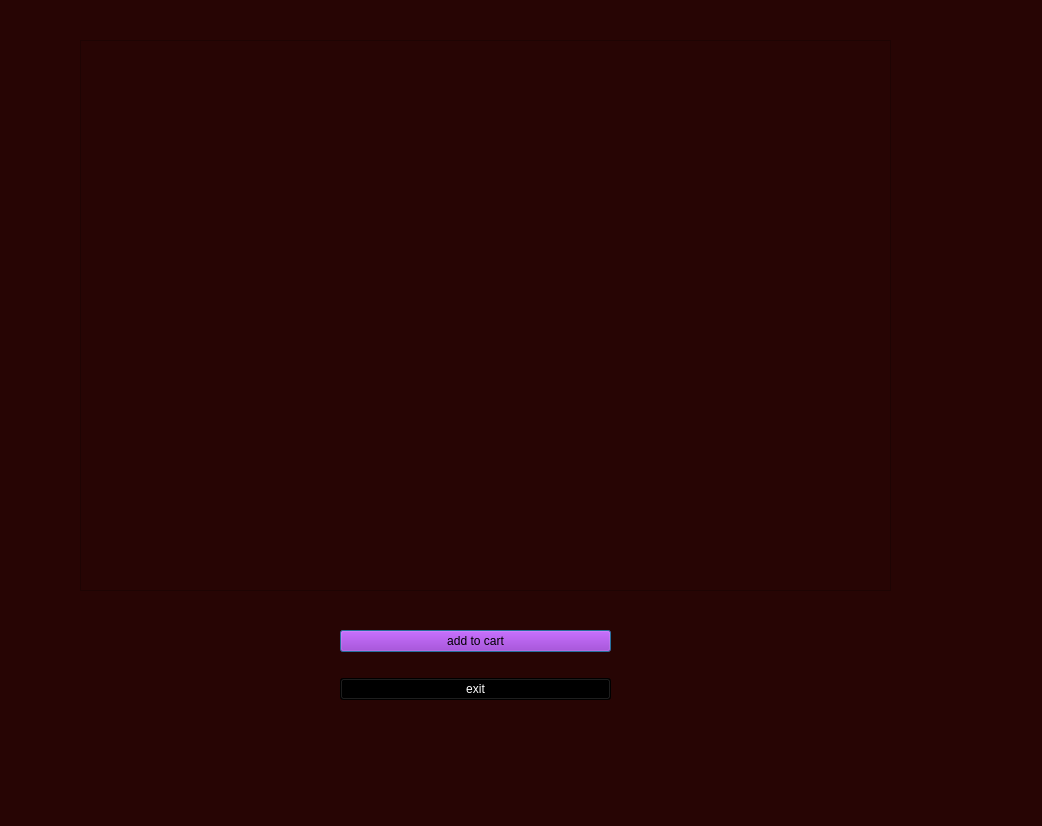
Above: front/Showproduct.ui from AmirRezaZahedi/A-Simple-Store before the change. Below: the same form after it.
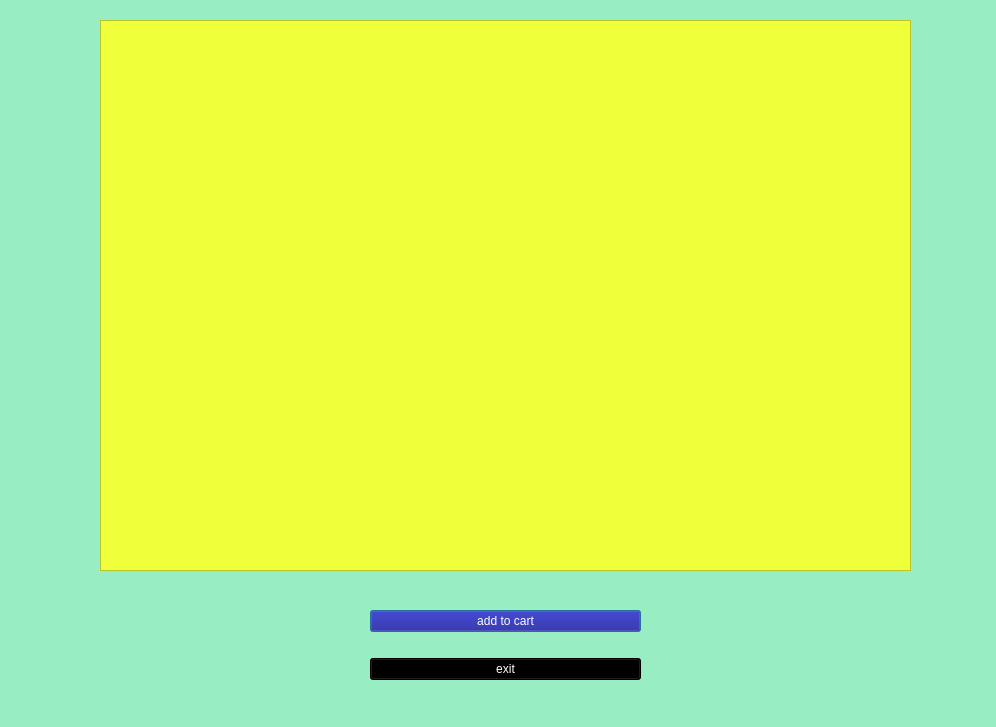
That is the form after the change.

```diff
--- a/front/Showproduct.ui
+++ b/front/Showproduct.ui
@@ -6,25 +6,28 @@
    <rect>
     <x>0</x>
     <y>0</y>
-    <width>1042</width>
-    <height>826</height>
+    <width>996</width>
+    <height>727</height>
    </rect>
   </property>
   <property name="windowTitle">
    <string>Dialog</string>
   </property>
   <property name="styleSheet">
-   <string notr="true">background-color: rgba(39, 5, 4, 254);</string>
+   <string notr="true">background-color: #99EDC3</string>
   </property>
   <widget class="QScrollArea" name="scrollArea">
    <property name="geometry">
     <rect>
-     <x>80</x>
-     <y>40</y>
+     <x>100</x>
+     <y>20</y>
      <width>811</width>
      <height>551</height>
     </rect>
    </property>
+   <property name="styleSheet">
+    <string notr="true">background-color: rgb(239, 255, 57);</string>
+   </property>
    <property name="widgetResizable">
     <bool>true</bool>
    </property>
@@ -42,8 +45,8 @@
   <widget class="QWidget" name="verticalLayoutWidget">
    <property name="geometry">
     <rect>
-     <x>340</x>
-     <y>610</y>
+     <x>370</x>
+     <y>590</y>
      <width>271</width>
      <height>111</height>
     </rect>
@@ -53,7 +56,8 @@
      <widget class="QPushButton" name="ADDTOCART">
       <property name="styleSheet">
        <string notr="true">font: 87 12pt &quot;Montserrat Black&quot;;
-background-color: rgb(153, 33, 200);</string>
+background-color: #120A8F;
+color:white;</string>
       </property>
       <property name="text">
        <string>add to cart</string>
@@ -63,9 +67,9 @@
     <item>
      <widget class="QPushButton" name="exit">
       <property name="styleSheet">
-       <string notr="true">font: 63 12pt &quot;Raleway SemiBold&quot;;
-background-color: rgb(0, 0, 0);
-color: rgb(255, 255, 255);</string>
+       <string notr="true">background-color: rgb(0, 0, 0);
+font: 87 12pt &quot;Montserrat Black&quot;;
+color:white;</string>
       </property>
       <property name="text">
        <string>exit</string>
```
